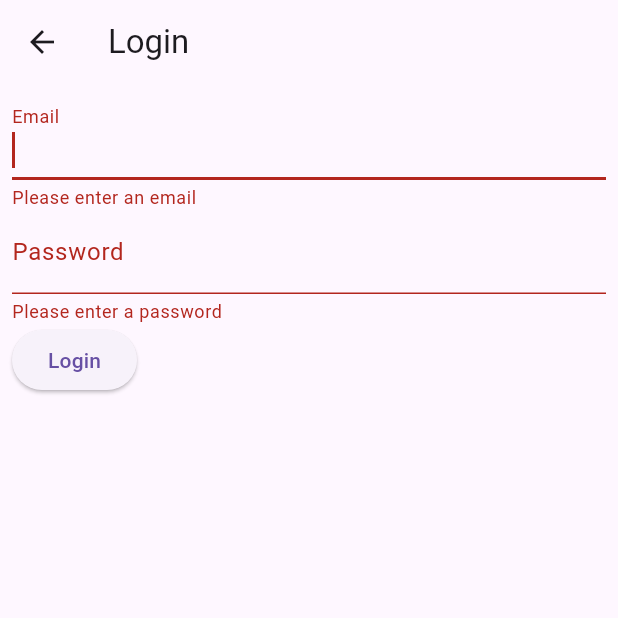
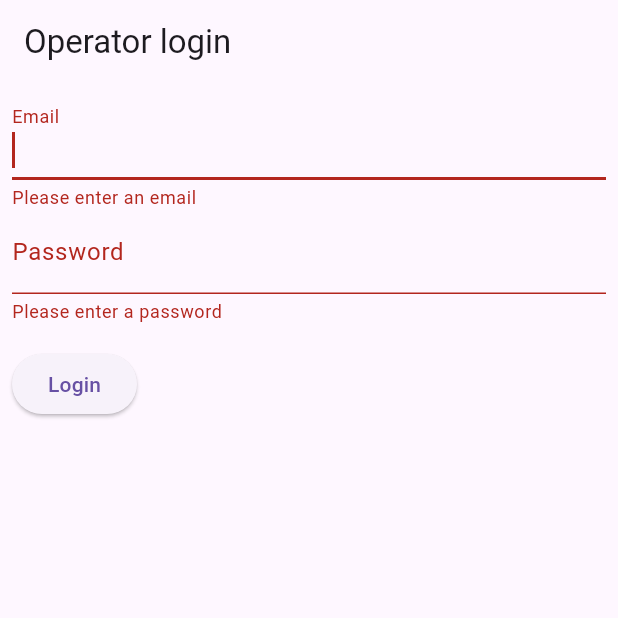
Before and after one commit to sousadax12/Queue-Management-System, a Flutter app: the LoginScreen screen opened directly, after a tap on "Login", on a phone screen of 412 x 824 dp, the top half of it. Run offline on Flutter 3.47's test engine with Material 3 defaults, Android fonts, the phone set to English and light mode, and no system bars; our stand-ins replace audioplayers, cloud_firestore, firebase_auth, firebase_core, flutter_spinkit, text_scroll and 2 more; missing offline and left inert: webfeed; accounts and stored records are empty.

Commit message:
feat(app): operator email/password login instead of anonymous auth
The org-aware rules give anonymous users no access, so the app now
signs in with an email/password account whose custom claims carry an
operator (or staff) role. OperatorScope reads {role, org, sites} from
the ID token and builds the queue query the rules allow (orgId ==
org, siteId in sites). Old anonymous sessions are signed out on start,
accounts without a role are refused at login, and the queue picker
gains a sign-out button.

Also replaces the template counter widget test, which never matched
this app, with OperatorScope tests.

```diff
--- a/lib/pages/login_page.dart
+++ b/lib/pages/login_page.dart
@@ -1,58 +1,45 @@
+import 'package:firebase_auth/firebase_auth.dart';
 import 'package:flutter/material.dart';
-import 'package:firebase_auth/firebase_auth.dart';
+import 'package:provider/provider.dart';
+import 'package:queue_management_system/auth/operator_scope.dart';
+import 'package:queue_management_system/providers/user_provider.dart';
 
+/// Operator sign-in with an email/password account. The account needs an `operator` role
+/// (or a staff role) for its sites, granted from the admin portal.
 class LoginScreen extends StatefulWidget {
+  const LoginScreen({super.key});
+
   @override
-  _LoginScreenState createState() => _LoginScreenState();
+  State<LoginScreen> createState() => _LoginScreenState();
 }
 
 class _LoginScreenState extends State<LoginScreen> {
-  final FirebaseAuth _auth = FirebaseAuth.instance;
   final GlobalKey<FormState> _formKey = GlobalKey<FormState>();
-  late String _email, _password;
+  String _email = '';
+  String _password = '';
   bool _isLoading = false;
-  User? user = FirebaseAuth.instance.currentUser;
 
-  FocusNode? myFocusNode1;
-  FocusNode? myFocusNode2;
-  FocusNode? submitFocusNode;
-
-
-
-  @override
-  void initState() {
-    super.initState();
-    myFocusNode1 = FocusNode();
-    myFocusNode2 = FocusNode();
-    submitFocusNode = FocusNode();
-
-    // To ensure that the first text field gets the initial focus.
-    myFocusNode1!.requestFocus();
-  }
-
+  final FocusNode _passwordFocus = FocusNode();
+  final FocusNode _submitFocus = FocusNode();
 
   @override
   void dispose() {
-    myFocusNode1!.dispose();
-    myFocusNode2!.dispose();
-    submitFocusNode!.dispose();
-
+    _passwordFocus.dispose();
+    _submitFocus.dispose();
     super.dispose();
   }
 
   @override
   Widget build(BuildContext context) {
-
     return Scaffold(
       appBar: AppBar(
-        title: Text('Login'),
+        automaticallyImplyLeading: false,
+        title: const Text('Operator login'),
       ),
       body: _isLoading
-          ? Padding(
-            padding: const EdgeInsets.all(8.0),
-            child: Center(
-                child: CircularProgressIndicator(),
-              ),
+          ? const Padding(
+              padding: EdgeInsets.all(8.0),
+              child: Center(child: CircularProgressIndicator()),
             )
           : Padding(
               padding: const EdgeInsets.all(8.0),
@@ -63,24 +50,23 @@ class _LoginScreenState extends State<LoginScreen> {
                   children: [
                     TextFormField(
                       onFieldSubmitted: (_) {
-                        FocusScope.of(context).requestFocus(myFocusNode2);
+                        FocusScope.of(context).requestFocus(_passwordFocus);
                       },
                       validator: (input) {
-                        if (input == null || input.isEmpty) {
+                        if (input == null || input.trim().isEmpty) {
                           return 'Please enter an email';
                         }
                         return null;
                       },
-                      onSaved: (input) => _email = input!,
+                      onSaved: (input) => _email = input!.trim(),
                       autofocus: true,
-                      decoration: InputDecoration(
-                        labelText: 'Email',
-                      ),
+                      keyboardType: TextInputType.emailAddress,
+                      autofillHints: const [AutofillHints.email],
+                      decoration: const InputDecoration(labelText: 'Email'),
                     ),
                     TextFormField(
-                      onFieldSubmitted: (_) {
-                        FocusScope.of(context).requestFocus(submitFocusNode);
-                      },
+                      focusNode: _passwordFocus,
+                      onFieldSubmitted: (_) => _login(),
                       validator: (input) {
                         if (input == null || input.isEmpty) {
                           return 'Please enter a password';
@@ -89,15 +75,14 @@ class _LoginScreenState extends State<LoginScreen> {
                       },
                       onSaved: (input) => _password = input!,
                       obscureText: true,
-                      decoration: InputDecoration(
-                        labelText: 'Password',
+                      autofillHints: const [AutofillHints.password],
+                      decoration: const InputDecoration(labelText: 'Password'),
                     ),
-                    ),
+                    const SizedBox(height: 16),
                     ElevatedButton(
-                      onPressed: () {
-                        _login();
-                      },
-                      child: Text('Login'),
+                      focusNode: _submitFocus,
+                      onPressed: _login,
+                      child: const Text('Login'),
                     ),
                   ],
                 ),
@@ -106,73 +91,67 @@ class _LoginScreenState extends State<LoginScreen> {
     );
   }
 
-  void _login() async {
-    if (_formKey.currentState!.validate()) {
-      _formKey.currentState!.save();
-      setState(() {
-        _isLoading = true;
-      });
+  Future<void> _login() async {
+    final form = _formKey.currentState;
+    if (form == null || !form.validate()) return;
+    form.save();
+    setState(() => _isLoading = true);
+
+    final auth = FirebaseAuth.instance;
     try {
-        UserCredential userCredential = await _auth.signInWithEmailAndPassword(
-          email: _email,
-          password: _password,
+      await auth.signInWithEmailAndPassword(email: _email, password: _password);
+      // Force a fresh token so claims granted since the last sign-in are seen.
+      final scope = await loadOperatorScope(auth, forceRefresh: true);
+      if (!mounted) return;
+      if (scope == null) {
+        setState(() => _isLoading = false);
+        await _showError(
+          'No operator access',
+          'This account has no operator role for any site. Ask your organisation admin '
+              'to grant it in the admin portal.',
         );
-        if (userCredential.user != null) {
-          Navigator.popAndPushNamed(context, '/setup');
-        } else {
-          showDialog(
+        return;
+      }
+      Provider.of<UserProvider>(context, listen: false).scope = scope;
+      Navigator.pushReplacementNamed(context, '/setup');
+    } on FirebaseAuthException catch (e) {
+      if (!mounted) return;
+      setState(() => _isLoading = false);
+      await _showError('Login failed', _messageFor(e));
+    }
+  }
+
+  String _messageFor(FirebaseAuthException e) {
+    switch (e.code) {
+      case 'invalid-credential':
+      case 'user-not-found':
+      case 'wrong-password':
+        return 'Wrong email or password.';
+      case 'invalid-email':
+        return 'That is not a valid email address.';
+      case 'user-disabled':
+        return 'This account has been disabled.';
+      case 'too-many-requests':
+        return 'Too many attempts. Try again later.';
+      case 'network-request-failed':
+        return 'No network connection.';
+      default:
+        return e.message ?? e.code;
+    }
+  }
+
+  Future<void> _showError(String title, String message) {
+    return showDialog<void>(
       context: context,
       builder: (BuildContext context) {
         return AlertDialog(
-                title: Text('Email not verified'),
-                content:
-                    Text('Please check your email and verify your account.'),
+          title: Text(title),
+          content: Text(message),
           actions: [
             ElevatedButton(
-                    onPressed: () {
-                      setState(() {
-                        _isLoading = false;
-                      });
-                      return Navigator.pop(context);
-                    },
-                    child: Text('OK'),
-                  ),
-                ],
-              );
-            },
-          );
-        }
-      } on FirebaseAuthException catch (e) {
-        setState(() {
-          _isLoading = false;
-        });
-        if (e.code == 'user-not-found') {
-          showDialog(
-            context: context,
-            builder: (BuildContext context) {
-              return AlertDialog(
-                title: Text('Error'),
-                content: Text('No user found for that email.'),
-                actions: [
-                  ElevatedButton(
+              autofocus: true,
               onPressed: () => Navigator.pop(context),
-                    child: Text('OK'),
-                  ),
-                ],
-              );
-            },
-          );
-        } else if (e.code == 'wrong-password') {
-          showDialog(
-            context: context,
-            builder: (BuildContext context) {
-              return AlertDialog(
-                title: Text('Error'),
-                content: Text('Wrong password provided for that user.'),
-                actions: [
-                  ElevatedButton(
-                    onPressed: () => Navigator.pop(context),
-                    child: Text('OK'),
+              child: const Text('OK'),
             ),
           ],
         );
@@ -180,6 +159,3 @@ class _LoginScreenState extends State<LoginScreen> {
     );
   }
 }
-    }
-  }
-}
--- a/lib/providers/user_provider.dart
+++ b/lib/providers/user_provider.dart
@@ -1,13 +1,16 @@
-import 'package:firebase_auth/firebase_auth.dart';
 import 'package:flutter/widgets.dart';
-import 'package:queue_management_system/models/queue_model.dart';
+import 'package:queue_management_system/auth/operator_scope.dart';
 
+/// The signed-in operator's scope (null when signed out).
 class UserProvider extends ChangeNotifier {
+  UserProvider([this._scope]);
 
-  late UserCredential _userCredential;
+  OperatorScope? _scope;
 
-  set userCredential(UserCredential value) {
-    _userCredential = value;
+  OperatorScope? get scope => _scope;
+
+  set scope(OperatorScope? value) {
+    _scope = value;
     notifyListeners();
   }
 }
```
Also changed, not shown: lib/auth/operator_scope.dart (added, +91 -0 lines), lib/main.dart (+31 -42 lines), lib/pages/home_page.dart (+7 -5 lines), lib/pages/setup_page.dart (+33 -14 lines), 1 other file. Lines whose indentation alone changed are shown as unchanged.
